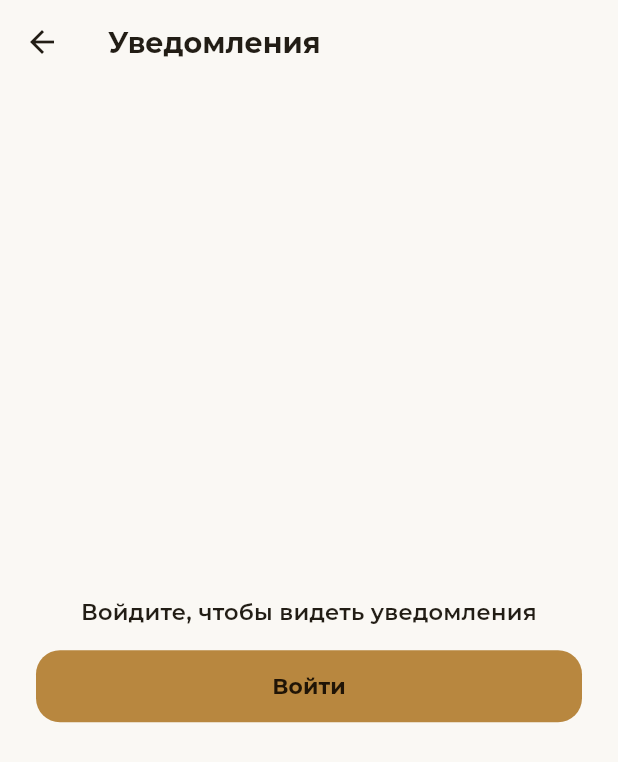
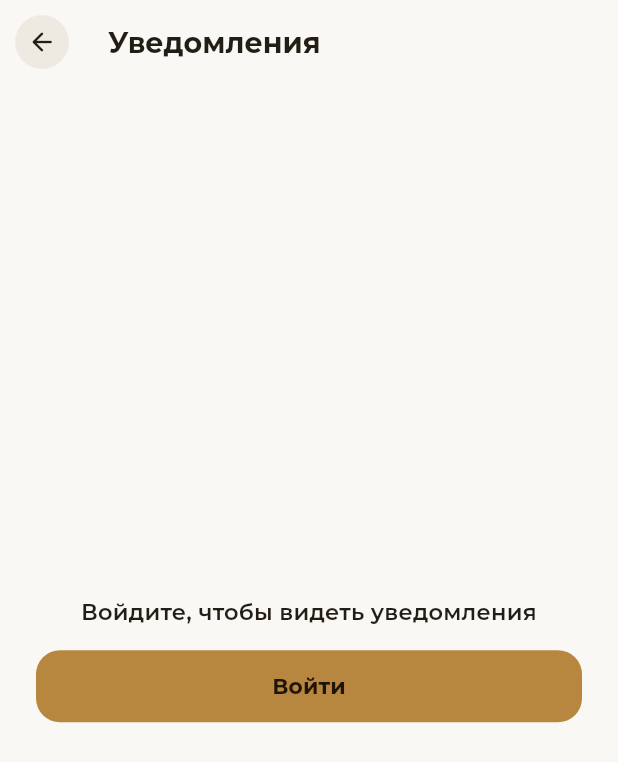
Before and after one commit to almukhanbetov/mereytoi, a Flutter app: the HomeScreen screen opened directly, after a tap on the "notifications" icon, on a phone screen of 412 x 824 dp. Shown: the top 762 px of the screen. Run offline on Flutter 3.47's test engine with Material 3 defaults, Android fonts, the phone set to English and light mode, and no system bars; our stand-ins replace app_links, cached_network_image, dio, flutter_riverpod, flutter_secure_storage, google_fonts and 5 more; accounts and stored records are empty; network calls fail.

Commit message:
feat: confirm app exit and make back navigation prominent
Co-Authored-By: Claude Opus 5.5 <noreply@anthropic.com>

```diff
--- a/flutter/lib/core/theme/app_theme.dart
+++ b/flutter/lib/core/theme/app_theme.dart
@@ -467,6 +467,24 @@ class AppTheme {
         onSurface: c.textPrimary,
       ),
       textTheme: textTheme,
+      // The back button on every pushed screen: a soft circle keeps it easy
+      // to spot, while the button around it stays 48dp to tap.
+      actionIconTheme: ActionIconThemeData(
+        backButtonIconBuilder: (_) => DecoratedBox(
+          decoration: BoxDecoration(
+            color: c.surfaceSoft,
+            shape: BoxShape.circle,
+          ),
+          child: SizedBox.square(
+            dimension: 36,
+            child: Icon(
+              Icons.arrow_back_rounded,
+              size: 20,
+              color: c.textPrimary,
+            ),
+          ),
+        ),
+      ),
       appBarTheme: AppBarTheme(
         backgroundColor: c.backgroundPrimary,
         surfaceTintColor: Colors.transparent,
--- a/flutter/lib/screens/claim/claim_screen.dart
+++ b/flutter/lib/screens/claim/claim_screen.dart
@@ -70,6 +70,7 @@ class _ClaimScreenState extends ConsumerState<ClaimScreen> {
     final locale = ref.watch(localeProvider);
 
     return Scaffold(
+      appBar: AppBar(),
       body: Center(
         child: Padding(
           padding: const EdgeInsets.all(AppSpacing.xl),
--- a/flutter/lib/screens/home/home_screen.dart
+++ b/flutter/lib/screens/home/home_screen.dart
@@ -1,3 +1,4 @@
+import 'package:flutter/foundation.dart';
 import 'package:flutter/material.dart';
 import 'package:flutter_riverpod/flutter_riverpod.dart';
 
@@ -20,6 +21,7 @@ import '../../widgets/app_error_view.dart';
 import '../../widgets/app_skeleton.dart';
 import '../../widgets/category_card.dart';
 import '../../widgets/city_selector.dart';
+import '../../widgets/exit_app_sheet.dart';
 import '../../widgets/fade_slide_in.dart';
 import '../../widgets/locale_sheet.dart';
 import '../../widgets/provider/provider_business_card.dart';
@@ -64,6 +66,7 @@ class HomeScreen extends ConsumerWidget {
           slivers: [
             SliverAppBar(
               floating: true,
+              automaticallyImplyLeading: false,
               backgroundColor: context.mereytoiColors.backgroundPrimary,
               titleSpacing: AppSpacing.lg,
               title: const _BrandMark(),
@@ -83,12 +86,43 @@ class HomeScreen extends ConsumerWidget {
             // Finding a specific service is the «Услуги» tab's job.
             SliverToBoxAdapter(child: _Hero(locale: locale)),
             // The hero's own bottom padding (16) is the gap above the city.
-            const SliverToBoxAdapter(
+            // Exit sits beside the city to stay on the first screen; on a narrow
+            // phone it wraps to its own line.
+            SliverToBoxAdapter(
               child: Padding(
-                padding: EdgeInsets.symmetric(horizontal: AppSpacing.lg),
-                child: Align(
-                  alignment: Alignment.centerLeft,
-                  child: CitySelectorButton(),
+                padding: const EdgeInsets.symmetric(horizontal: AppSpacing.lg),
+                child: SizedBox(
+                  width: double.infinity,
+                  child: Wrap(
+                    alignment: WrapAlignment.spaceBetween,
+                    crossAxisAlignment: WrapCrossAlignment.center,
+                    spacing: AppSpacing.xs,
+                    runSpacing: AppSpacing.xs,
+                    children: [
+                      const CitySelectorButton(),
+                      // Android only: an iOS app must not close itself.
+                      if (defaultTargetPlatform == TargetPlatform.android)
+                        OutlinedButton.icon(
+                          key: const ValueKey('home-exit-app'),
+                          style: OutlinedButton.styleFrom(
+                            minimumSize: const Size(48, 48),
+                            padding: const EdgeInsets.symmetric(
+                              horizontal: AppSpacing.sm,
+                            ),
+                          ),
+                          onPressed: () => showExitAppSheet(context, locale),
+                          icon: const Icon(Icons.exit_to_app_rounded, size: 18),
+                          label: Text(
+                            t(
+                              locale,
+                              ru: 'Выйти из приложения',
+                              kz: 'Қолданбадан шығу',
+                              en: 'Exit the app',
+                            ),
+                          ),
+                        ),
+                    ],
+                  ),
                 ),
               ),
             ),
--- a/flutter/lib/screens/provider/onboarding/provider_onboarding_success_screen.dart
+++ b/flutter/lib/screens/provider/onboarding/provider_onboarding_success_screen.dart
@@ -38,6 +38,7 @@ class ProviderOnboardingSuccessScreen extends ConsumerWidget {
 
     return Scaffold(
       backgroundColor: colors.backgroundPrimary,
+      appBar: AppBar(),
       body: SafeArea(
         child: LayoutBuilder(
           builder: (context, constraints) => SingleChildScrollView(
--- a/flutter/lib/widgets/listing_hero_header.dart
+++ b/flutter/lib/widgets/listing_hero_header.dart
@@ -53,10 +53,7 @@ List<Widget> listingHeroSlivers({
       pinned: true,
       expandedHeight: 260,
       backgroundColor: context.mereytoiColors.backgroundPrimary,
-      leading: const Padding(
-        padding: EdgeInsets.only(left: AppSpacing.xs),
-        child: AppBackButton(onHero: true),
-      ),
+      leading: const AppBackButton(),
       flexibleSpace: FlexibleSpaceBar(
         background: images.isEmpty
             ? const NetworkImageBox(
```
Also changed, not shown: flutter/lib/screens/root_shell.dart (+22 -1 lines), flutter/lib/widgets/app_back_button.dart (+4 -43 lines), flutter/lib/widgets/exit_app_sheet.dart (added, +135 -0 lines), 1 other file.
